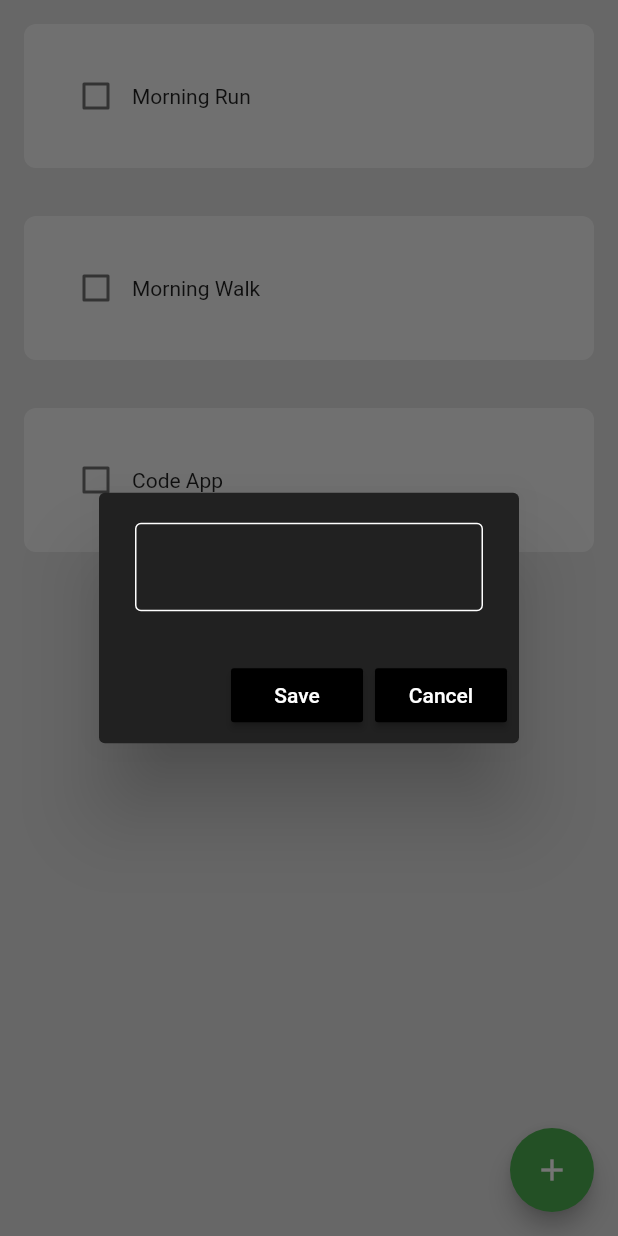
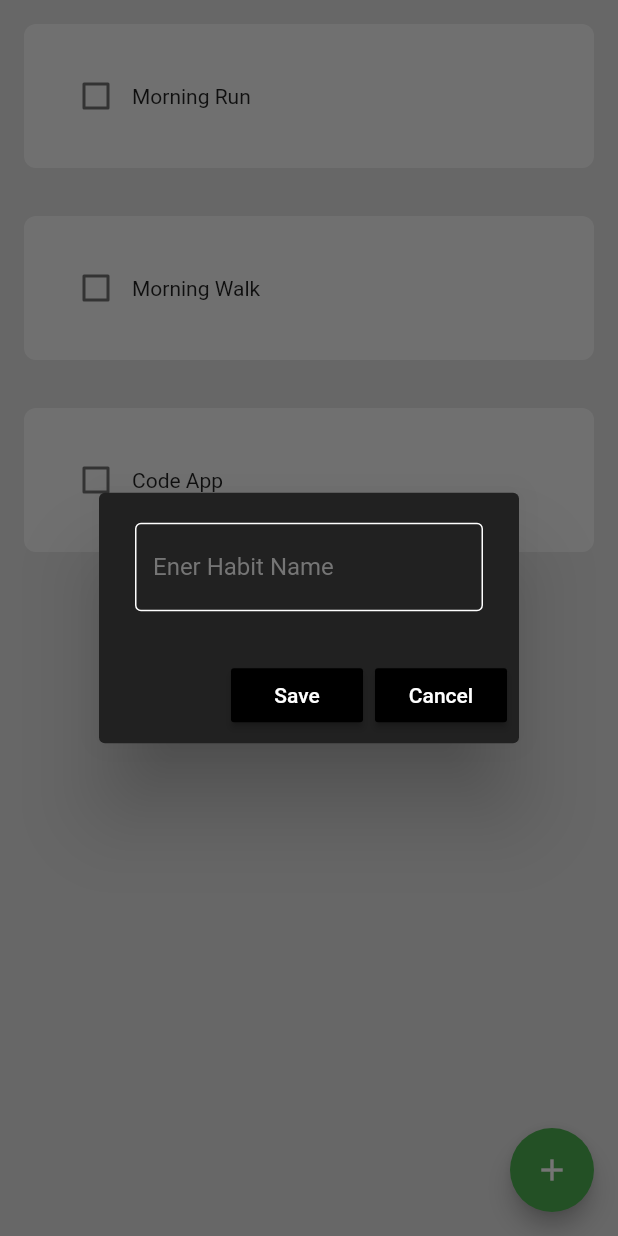
Before and after one commit to CodewithVipin/habbit_tracker, a Flutter app: the screen it shows after launch, after a tap on the "add" icon, on a phone screen of 412 x 824 dp. Run offline on Flutter 3.47's test engine with Material 3 defaults, Android fonts, the phone set to English and light mode, and no system bars; drawn by our look-alikes of flutter_slidable.

Commit message:
full functioning app no hive storage

```diff
--- a/lib/components/habit_tile.dart
+++ b/lib/components/habit_tile.dart
@@ -50,7 +50,7 @@ class HabitTile extends StatelessWidget {
                 value: habitCompleted,
                 onChanged: onChanged,
               ),
-              Text(habitName),
+              Expanded(child: Text(habitName)),
             ],
           ),
         ),
--- a/lib/components/my_alert_box.dart
+++ b/lib/components/my_alert_box.dart
@@ -5,10 +5,12 @@ import 'package:flutter/material.dart';
 class MyAlertBox extends StatelessWidget {
   final controller;
   final VoidCallback onSave;
+  final String hintText;
   final VoidCallback onCancel;
   const MyAlertBox(
       {super.key,
       required this.controller,
+      required this.hintText,
       required this.onCancel,
       required this.onSave});
 
@@ -37,18 +39,20 @@ class MyAlertBox extends StatelessWidget {
       content: TextField(
         controller: controller,
         style: const TextStyle(color: Colors.white),
-        decoration: const InputDecoration(
-          enabledBorder: OutlineInputBorder(
+        decoration: InputDecoration(
+          hintStyle: TextStyle(color: Colors.grey[600]),
+          hintText: hintText,
+          enabledBorder: const OutlineInputBorder(
             borderSide: BorderSide(
               color: Colors.white,
             ),
           ),
-          focusedBorder: OutlineInputBorder(
+          focusedBorder: const OutlineInputBorder(
             borderSide: BorderSide(
               color: Colors.white,
             ),
           ),
-          border: OutlineInputBorder(),
+          border: const OutlineInputBorder(),
         ),
       ),
     );
--- a/lib/pages/home_page.dart
+++ b/lib/pages/home_page.dart
@@ -37,6 +37,7 @@ class _HomePageState extends State<HomePage> {
     showDialog(
       context: context,
       builder: (context) => MyAlertBox(
+        hintText: "Ener Habit Name",
         controller: _newHabitNameController,
         onCancel: cancelDialogueBox,
         onSave: onSaveNewHabit,
@@ -50,6 +51,7 @@ class _HomePageState extends State<HomePage> {
     setState(() {
       todayHabitList.add([_newHabitNameController.text, false]);
     });
+    _newHabitNameController.clear();
     Navigator.pop(context);
   }
 
@@ -76,6 +78,7 @@ class _HomePageState extends State<HomePage> {
     showDialog(
         context: context,
         builder: (context) => MyAlertBox(
+            hintText: todayHabitList[index][0],
             controller: _newHabitNameController,
             onCancel: cancelDialogueBox,
             onSave: () => saveExistingHabit(index)));
@@ -96,14 +99,21 @@ class _HomePageState extends State<HomePage> {
       floatingActionButton: MyFloatingActionButton(
         onPressed: createNewHabit,
       ),
-      body: ListView.builder(
+      body: todayHabitList.isNotEmpty
+          ? ListView.builder(
               itemCount: todayHabitList.length,
               itemBuilder: (context, index) => HabitTile(
                   settingTapped: (context) => openHabitSettings(index),
                   deleteTapped: (context) => deleteHabit(index),
                   habitName: todayHabitList[index][0],
                   habitCompleted: todayHabitList[index][1],
-              onChanged: (value) => checkBoxTapped(value, index))),
+                  onChanged: (value) => checkBoxTapped(value, index)))
+          : const Center(
+              child: Text(
+                "No Habit Found",
+                style: TextStyle(fontSize: 18),
+              ),
+            ),
     );
   }
 }
```
Lines whose indentation alone changed are shown as unchanged.
